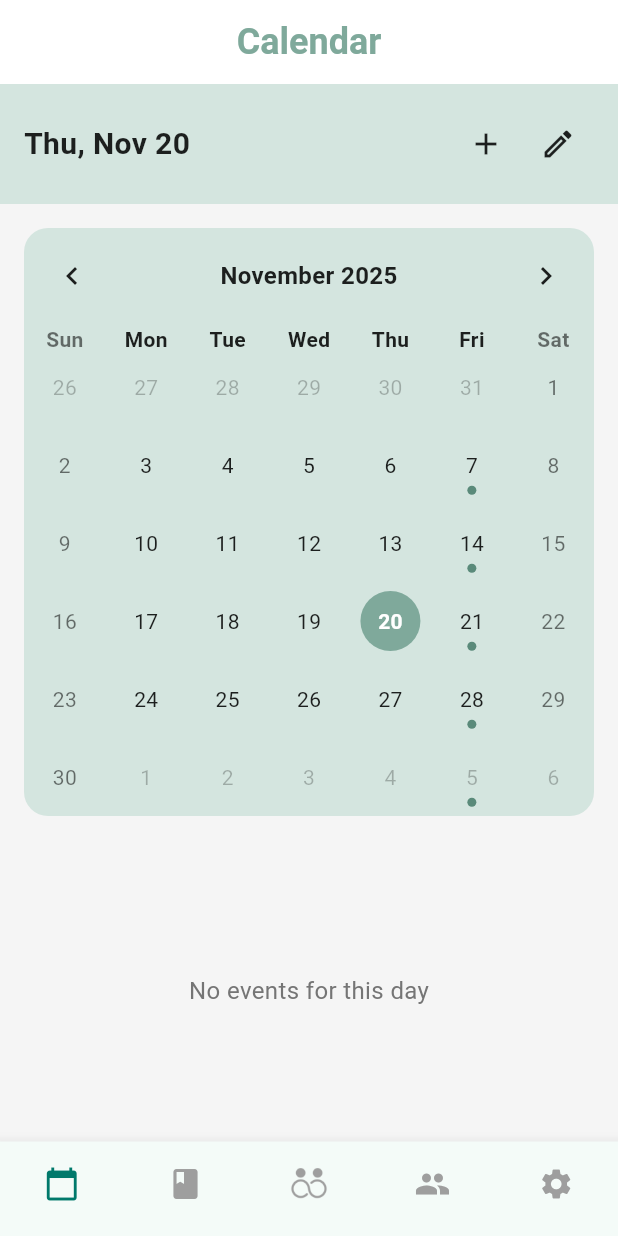
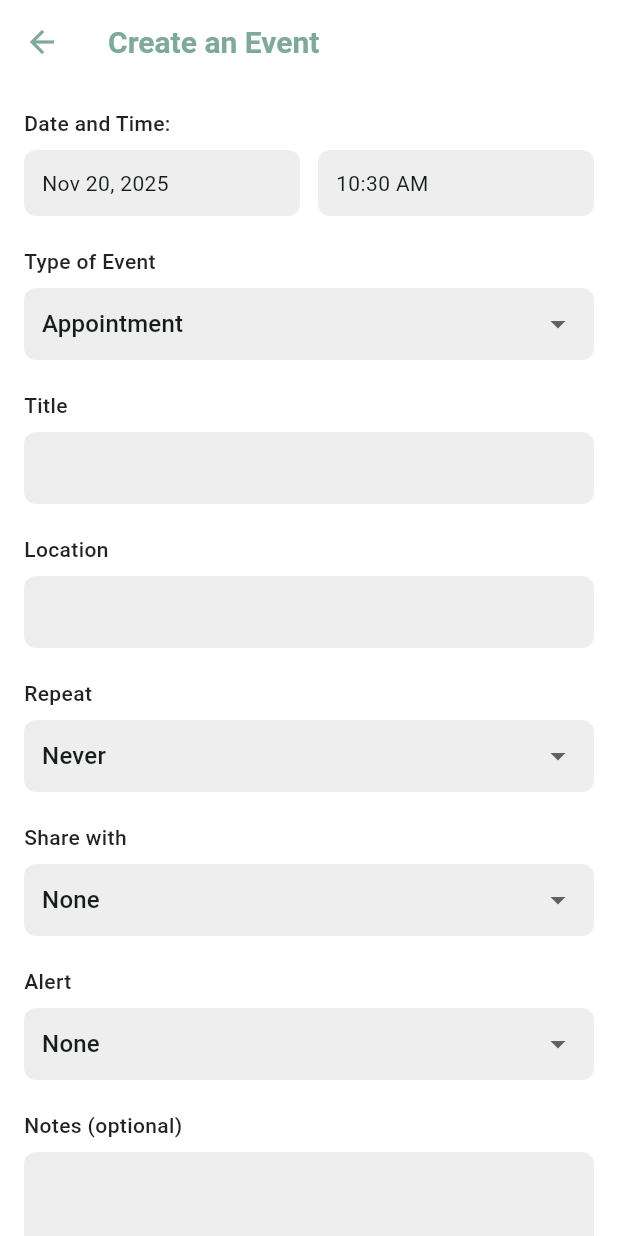
Before and after one commit to FinleyConway/prototype_project, a Flutter app: the MyCalendarPage screen opened directly, after a tap on the "add" icon, on a phone screen of 412 x 824 dp. Run offline on Flutter 3.47's test engine with Material 3 defaults, Android fonts, the light colour scheme and no system bars; drawn by our look-alikes of table_calendar; our stand-ins replace sqflite_common_ffi; missing offline and left inert: window_size; accounts and stored records are empty.

Commit message:
Add create event form page

```diff
--- a/lib/pages/calendar_page.dart
+++ b/lib/pages/calendar_page.dart
@@ -6,7 +6,8 @@ import 'package:prototype_project/models/event.dart';
 import 'package:prototype_project/context/carer_db.dart';
 import 'package:prototype_project/models/user_event.dart';
 import 'package:intl/intl.dart';
-import 'health_log.dart'; // Import for navigation
+import 'health_log.dart';
+import 'create_event.dart';
 
 class MyCalendarPage extends StatefulWidget {
   const MyCalendarPage({super.key});
@@ -398,11 +399,11 @@ class _MyCalendarPageState extends State<MyCalendarPage> {
   }
 
   void _navigateToCreateEvent() {
-    // Navigate to create event page, TODO
-    // Navigator.push(
-    //   context,
-    //   MaterialPageRoute(builder: (context) => CreateEventPage()),
-    // );
+    // Navigate to create event page
+    Navigator.push(
+      context,
+      MaterialPageRoute(builder: (context) => CreateEventPage()),
+    );
   }
 
   Future<void> _onUserEventFetch() async {
--- /dev/null
+++ b/lib/pages/create_event.dart
@@ -0,0 +1,345 @@
+import 'package:flutter/material.dart';
+import 'package:intl/intl.dart';
+
+class CreateEventPage extends StatefulWidget {
+  const CreateEventPage({super.key});
+
+  @override
+  State<CreateEventPage> createState() => _CreateEventPageState();
+}
+
+class _CreateEventPageState extends State<CreateEventPage> {
+  final _formKey = GlobalKey<FormState>();
+
+  // Form field controllers
+  final TextEditingController _titleController = TextEditingController();
+  final TextEditingController _locationController = TextEditingController();
+  final TextEditingController _notesController = TextEditingController();
+
+  // Form values, can be changed
+  DateTime _selectedDate = DateTime.now();
+  TimeOfDay _selectedTime = TimeOfDay.now();
+  String _eventType = 'Appointment';
+  String _repeatType = 'Never';
+  String _shareWith = 'None';
+  String _alertType = 'None';
+
+  @override
+  void dispose() {
+    _titleController.dispose();
+    _locationController.dispose();
+    _notesController.dispose();
+    super.dispose();
+  }
+
+  Future<void> _selectDate(BuildContext context) async {
+    final DateTime? picked = await showDatePicker(
+      context: context,
+      initialDate: _selectedDate,
+      firstDate: DateTime(2024),
+      lastDate: DateTime(2100),
+    );
+    if (picked != null && picked != _selectedDate) {
+      setState(() {
+        _selectedDate = picked;
+      });
+    }
+  }
+
+  Future<void> _selectTime(BuildContext context) async {
+    final TimeOfDay? picked = await showTimePicker(
+      context: context,
+      initialTime: _selectedTime,
+    );
+    if (picked != null && picked != _selectedTime) {
+      setState(() {
+        _selectedTime = picked;
+      });
+    }
+  }
+
+  // Save event to DB, backend TODO
+  // feel free to change the structure
+  void _saveEvent() {
+    if (_formKey.currentState!.validate()) {
+      // Combine date and time
+      final eventDateTime = DateTime(
+        _selectedDate.year,
+        _selectedDate.month,
+        _selectedDate.day,
+        _selectedTime.hour,
+        _selectedTime.minute,
+      );
+
+      // Create Event object and save to DB
+      // For now, just show success message and go back
+      ScaffoldMessenger.of(context).showSnackBar(
+        const SnackBar(
+          content: Text('Event created successfully!'),
+          backgroundColor: Colors.green,
+        ),
+      );
+
+      Navigator.pop(context);
+    }
+  }
+
+  @override
+  Widget build(BuildContext context) {
+    return Scaffold(
+      backgroundColor: Colors.white,
+      appBar: AppBar(
+        backgroundColor: Colors.white,
+        elevation: 0,
+        leading: IconButton(
+          icon: const Icon(Icons.arrow_back, color: Color(0xFF7FA99B)),
+          onPressed: () => Navigator.pop(context),
+        ),
+        title: const Text(
+          'Create an Event',
+          style: TextStyle(
+            color: Color(0xFF7FA99B),
+            fontSize: 20,
+            fontWeight: FontWeight.w600,
+          ),
+        ),
+      ),
+      body: Form(
+        key: _formKey,
+        child: SingleChildScrollView(
+          padding: const EdgeInsets.all(16.0),
+          child: Column(
+            crossAxisAlignment: CrossAxisAlignment.start,
+            children: [
+              // Date and Time Section
+              const Text(
+                'Date and Time:',
+                style: TextStyle(
+                  fontSize: 14,
+                  fontWeight: FontWeight.w500,
+                  color: Colors.black87,
+                ),
+              ),
+              const SizedBox(height: 8),
+              Row(
+                children: [
+                  // Date picker
+                  Expanded(
+                    child: GestureDetector(
+                      onTap: () => _selectDate(context),
+                      child: Container(
+                        padding: const EdgeInsets.symmetric(
+                          horizontal: 12,
+                          vertical: 12,
+                        ),
+                        decoration: BoxDecoration(
+                          color: Colors.grey[200],
+                          borderRadius: BorderRadius.circular(8),
+                        ),
+                        child: Text(
+                          DateFormat('MMM d, yyyy').format(_selectedDate),
+                          style: const TextStyle(fontSize: 14),
+                        ),
+                      ),
+                    ),
+                  ),
+                  const SizedBox(width: 12),
+                  // Time picker
+                  Expanded(
+                    child: GestureDetector(
+                      onTap: () => _selectTime(context),
+                      child: Container(
+                        padding: const EdgeInsets.symmetric(
+                          horizontal: 12,
+                          vertical: 12,
+                        ),
+                        decoration: BoxDecoration(
+                          color: Colors.grey[200],
+                          borderRadius: BorderRadius.circular(8),
+                        ),
+                        child: Text(
+                          _selectedTime.format(context),
+                          style: const TextStyle(fontSize: 14),
+                        ),
+                      ),
+                    ),
+                  ),
+                ],
+              ),
+              const SizedBox(height: 20),
+
+              // Type of Event
+              _buildLabel('Type of Event'),
+              _buildDropdown(
+                value: _eventType,
+                items: ['Appointment', 'Medication', 'Other'], // just a guess for now, change to match design plans
+                onChanged: (value) {
+                  setState(() {
+                    _eventType = value!;
+                  });
+                },
+              ),
+              const SizedBox(height: 20),
+
+              // Title
+              _buildLabel('Title'),
+              _buildTextField(
+                controller: _titleController,
+                validator: (value) {
+                  if (value == null || value.isEmpty) {
+                    return 'Please enter a title';
+                  }
+                  return null;
+                },
+              ),
+              const SizedBox(height: 20),
+
+              // Location
+              _buildLabel('Location'),
+              _buildTextField(
+                controller: _locationController,
+              ),
+              const SizedBox(height: 20),
+
+              // Repeat
+              _buildLabel('Repeat'),
+              _buildDropdown(
+                value: _repeatType,
+                items: ['Never', 'Daily', 'Weekly', 'Monthly', 'Yearly'], // just a guess for now, change to match design plans
+                onChanged: (value) {
+                  setState(() {
+                    _repeatType = value!;
+                  });
+                },
+              ),
+              const SizedBox(height: 20),
+
+              // Share with
+              _buildLabel('Share with'),
+              _buildDropdown(
+                value: _shareWith,
+                items: ['None', 'All Caregivers', 'Specific Caregiver'], // just a guess for now, change to match design plans
+                onChanged: (value) {
+                  setState(() {
+                    _shareWith = value!;
+                  });
+                },
+              ),
+              const SizedBox(height: 20),
+
+              // Alert
+              _buildLabel('Alert'),
+              _buildDropdown(
+                value: _alertType,
+                items: ['None', '5 minutes before', '15 minutes before', '1 hour before', '1 day before'], // just a guess for now, change to match design
+                onChanged: (value) {
+                  setState(() {
+                    _alertType = value!;
+                  });
+                },
+              ),
+              const SizedBox(height: 20),
+
+              // Notes
+              _buildLabel('Notes (optional)'),
+              _buildTextField(
+                controller: _notesController,
+                maxLines: 4,
+              ),
+              const SizedBox(height: 32),
+
+              // Save Button
+              SizedBox(
+                width: double.infinity,
+                child: ElevatedButton(
+                  onPressed: _saveEvent,
+                  style: ElevatedButton.styleFrom(
+                    backgroundColor: const Color(0xFF7FA99B),
+                    padding: const EdgeInsets.symmetric(vertical: 16),
+                    shape: RoundedRectangleBorder(
+                      borderRadius: BorderRadius.circular(8),
+                    ),
+                  ),
+                  child: const Text(
+                    'Save Event',
+                    style: TextStyle(
+                      fontSize: 16,
+                      fontWeight: FontWeight.w600,
+                      color: Colors.white,
+                    ),
+                  ),
+                ),
+              ),
+            ],
+          ),
+        ),
+      ),
+    );
+  }
+
+  Widget _buildLabel(String text) {
+    return Padding(
+      padding: const EdgeInsets.only(bottom: 8),
+      child: Text(
+        text,
+        style: const TextStyle(
+          fontSize: 14,
+          fontWeight: FontWeight.w500,
+          color: Colors.black87,
+        ),
+      ),
+    );
+  }
+
+  Widget _buildTextField({
+    required TextEditingController controller,
+    int maxLines = 1,
+    String? Function(String?)? validator,
+  }) {
+    return TextFormField(
+      controller: controller,
+      maxLines: maxLines,
+      validator: validator,
+      decoration: InputDecoration(
+        filled: true,
+        fillColor: Colors.grey[200],
+        border: OutlineInputBorder(
+          borderRadius: BorderRadius.circular(8),
+          borderSide: BorderSide.none,
+        ),
+        contentPadding: const EdgeInsets.symmetric(
+          horizontal: 12,
+          vertical: 12,
+        ),
+      ),
+    );
+  }
+
+  Widget _buildDropdown({
+    required String value,
+    required List<String> items,
+    required void Function(String?) onChanged,
+  }) {
+    return Container(
+      padding: const EdgeInsets.symmetric(horizontal: 12),
+      decoration: BoxDecoration(
+        color: Colors.grey[200],
+        borderRadius: BorderRadius.circular(8),
+      ),
+      child: DropdownButtonHideUnderline(
+        child: DropdownButton<String>(
+          value: value,
+          isExpanded: true,
+          icon: const Icon(Icons.arrow_drop_down),
+          items: items.map((String item) {
+            return DropdownMenuItem<String>(
+              value: item,
+              child: Text(item),
+            );
+          }).toList(),
+          onChanged: onChanged,
+        ),
+      ),
+    );
+  }
+}
```
